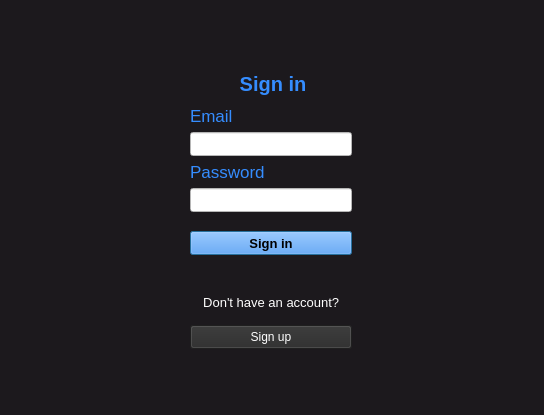
Qt form sign_in.ui (noX1st/Plink) before a commit.
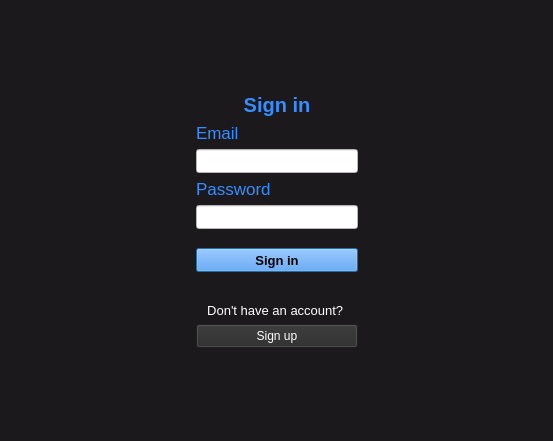
The same form after that commit.

```diff
--- a/sign_in.ui
+++ b/sign_in.ui
@@ -6,8 +6,8 @@
    <rect>
     <x>0</x>
     <y>0</y>
-    <width>544</width>
-    <height>415</height>
+    <width>553</width>
+    <height>441</height>
    </rect>
   </property>
   <property name="contextMenuPolicy">
@@ -78,29 +78,6 @@
     </spacer>
    </item>
    <item row="1" column="1">
-    <widget class="QStackedWidget" name="stackedWidget">
-     <property name="minimumSize">
-      <size>
-       <width>167</width>
-       <height>284</height>
-      </size>
-     </property>
-     <property name="maximumSize">
-      <size>
-       <width>167</width>
-       <height>284</height>
-      </size>
-     </property>
-     <widget class="QWidget" name="page">
-      <widget class="QWidget" name="layoutWidget">
-       <property name="geometry">
-        <rect>
-         <x>1</x>
-         <y>1</y>
-         <width>166</width>
-         <height>282</height>
-        </rect>
-       </property>
        <layout class="QVBoxLayout" name="verticalLayout">
         <item>
          <widget class="QLabel" name="label">
@@ -221,7 +198,7 @@
          </layout>
         </item>
         <item>
-         <spacer name="verticalSpacer_2">
+      <spacer name="verticalSpacer">
           <property name="orientation">
            <enum>Qt::Orientation::Vertical</enum>
           </property>
@@ -282,7 +259,7 @@
          </widget>
         </item>
         <item>
-         <spacer name="verticalSpacer">
+      <spacer name="verticalSpacer_2">
           <property name="orientation">
            <enum>Qt::Orientation::Vertical</enum>
           </property>
@@ -355,9 +332,32 @@
          </widget>
         </item>
        </layout>
-      </widget>
-     </widget>
-    </widget>
+   </item>
+   <item row="1" column="2">
+    <spacer name="horizontalSpacer_2">
+     <property name="orientation">
+      <enum>Qt::Orientation::Horizontal</enum>
+     </property>
+     <property name="sizeHint" stdset="0">
+      <size>
+       <width>40</width>
+       <height>20</height>
+      </size>
+     </property>
+    </spacer>
+   </item>
+   <item row="2" column="1">
+    <spacer name="verticalSpacer_3">
+     <property name="orientation">
+      <enum>Qt::Orientation::Vertical</enum>
+     </property>
+     <property name="sizeHint" stdset="0">
+      <size>
+       <width>20</width>
+       <height>40</height>
+      </size>
+     </property>
+    </spacer>
    </item>
   </layout>
  </widget>
```
Left out of the diff: 26 changed lines with no effect on the pictures. Lines whose indentation alone changed are shown as unchanged.
